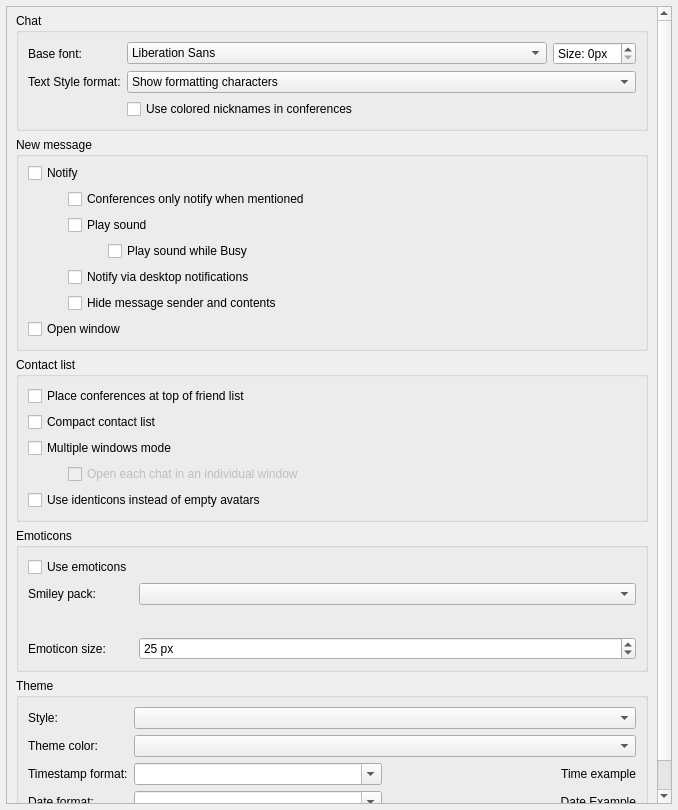
Before: the Qt Designer form src/widget/form/settings/userinterfacesettings.ui in weblate/qTox_enhanced-1, drawn with Qt 5.
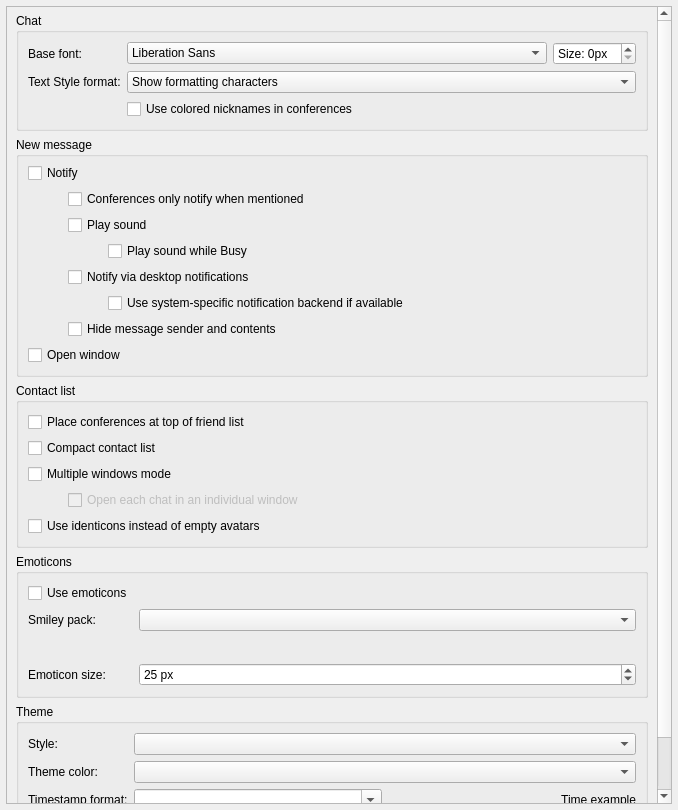
After: the same form once the commit is applied. Custom widgets are drawn as their Qt base class.

Commit message:
feat: Add DBus desktop notification support.
This is nicer than the Qt built-in tray notifications. It only works on
Linux. On other systems, tray notifications are pretty ok.

What changed in the file:
```diff
--- a/src/widget/form/settings/userinterfacesettings.ui
+++ b/src/widget/form/settings/userinterfacesettings.ui
@@ -221,6 +221,23 @@
               </property>
              </widget>
             </item>
+            <item>
+             <layout class="QVBoxLayout" name="verticalLayout">
+              <property name="leftMargin">
+               <number>40</number>
+              </property>
+              <item>
+               <widget class="QCheckBox" name="notifySystemBackend">
+                <property name="toolTip">
+                 <string>If disabled, use basic system tray notifications. Otherwise, try to use the notification backend of your desktop environment. Disable this if you observe issues with desktop notifications.</string>
+                </property>
+                <property name="text">
+                 <string>Use system-specific notification backend if available</string>
+                </property>
+               </widget>
+              </item>
+             </layout>
+            </item>
             <item>
              <widget class="QCheckBox" name="notifyHide">
               <property name="text">
```
The commit also changes 66 other files.
